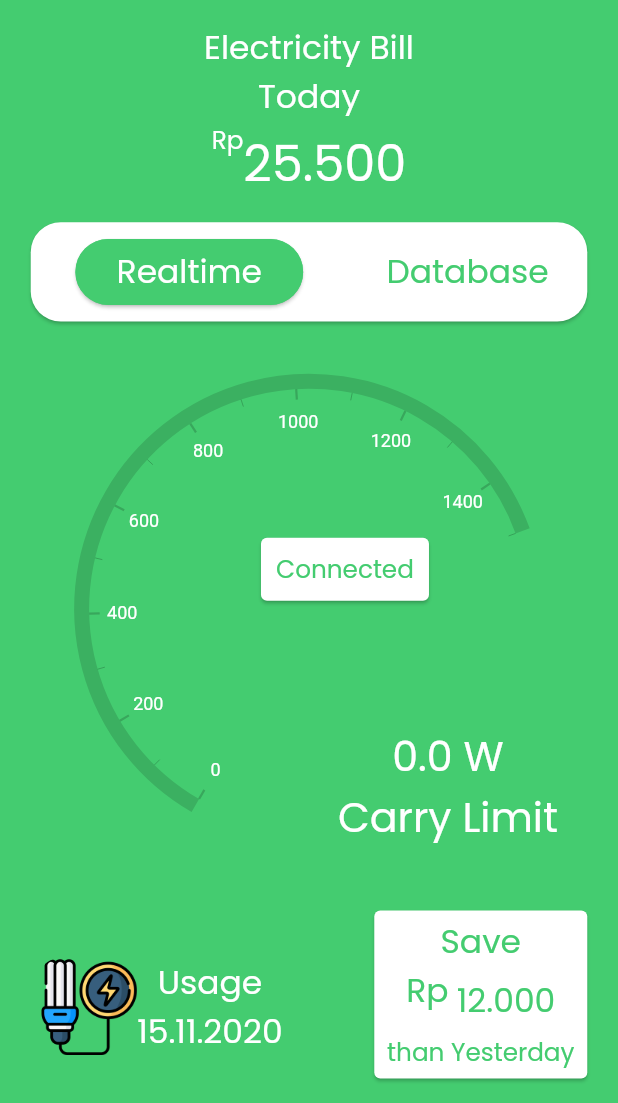
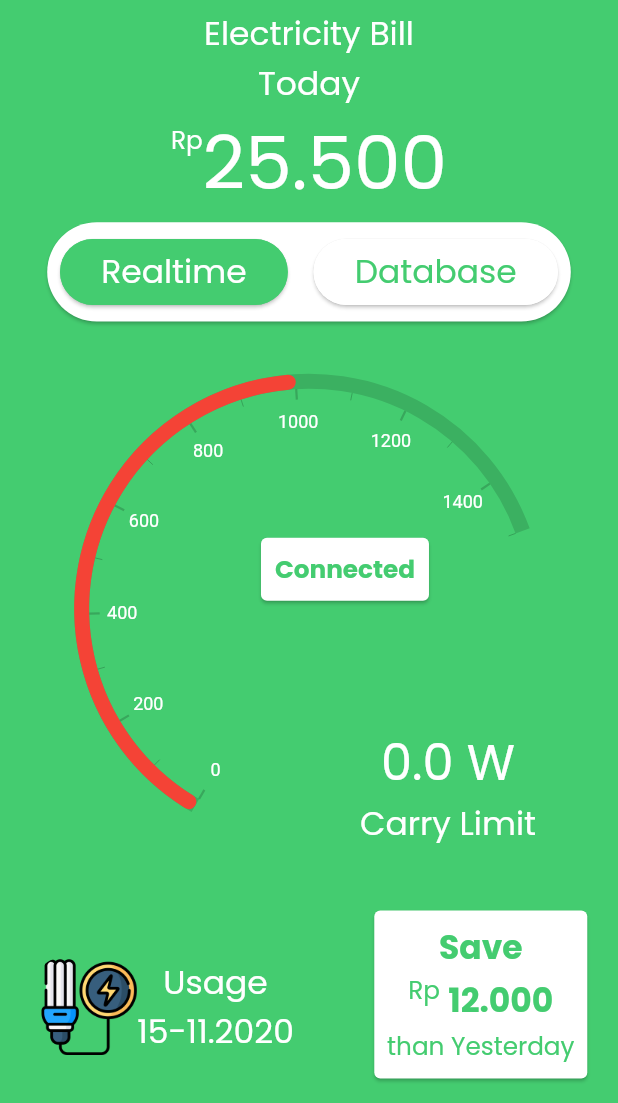
Before and after one commit to fahmi277/hinergi-v9, a Flutter app: the first screen one second after launch, on a phone screen of 412 x 824 dp, the part 133-1236 px from its top. Run offline on Flutter 3.47's test engine with Material 2 defaults, Android fonts, the light colour scheme and no system bars; drawn by our look-alikes of syncfusion_flutter_gauges; our stand-ins replace dio, flutter_screenutil, google_fonts; missing offline and left inert: dart:ffi.

Commit message:
add bloc

```diff
--- a/lib/models/ThinkspeakModel.dart
+++ b/lib/models/ThinkspeakModel.dart
@@ -1,10 +1,10 @@
-class think {
+class Thinkspeak {
   Channel channel;
   List<Feeds> feeds;
 
-  think({this.channel, this.feeds});
+  Thinkspeak({this.channel, this.feeds});
 
-  think.fromJson(Map<String, dynamic> json) {
+  Thinkspeak.fromJson(Map<String, dynamic> json) {
     channel =
         json['channel'] != null ? new Channel.fromJson(json['channel']) : null;
     if (json['feeds'] != null) {
--- a/lib/resources/String.dart
+++ b/lib/resources/String.dart
@@ -4,11 +4,11 @@ class AllString {
   Map subjudul = {"title": "Today", "size": 40};
   Map footer = {"title": "12.000", "size": 40};
 
-  Map billingrupiah = {"title": "25.500", "size": 60};
+  Map billingrupiah = {"title": "25.500", "size": 90};
   Map mode = {"title1": "Realtime", "title2": "Database"};
 
   Map dummyKwh = {"title": "400.3 W", "size": 50};
-  Map dummyKwhStatus = {"title": "Carry Limit", "size": 50};
+  Map dummyKwhStatus = {"title": "Carry Limit", "size": 60};
 
   Map realtimeStatus = {
     "green": "Carry Limit",
--- a/lib/services/DateTimeServices.dart
+++ b/lib/services/DateTimeServices.dart
@@ -5,7 +5,7 @@ class DateTimeClass {
     DateTime time = new DateTime.now();
 
     Map timeData = {
-      "tanggal": new DateFormat("dd.MM.yyyy").format(time),
+      "tanggal": new DateFormat("dd-MM.yyyy").format(time),
       "waktu": new DateFormat("hh:mm:ss").format(time)
     };
 
--- a/lib/views/HinergiApp.dart
+++ b/lib/views/HinergiApp.dart
@@ -138,11 +138,11 @@ class _HinergiAppState extends State<HinergiApp> {
                 child: Center(
                   child: Container(
                     height: ScreenUtil().setHeight(120),
-                    // width: 200,
+                    width: ScreenUtil().setWidth(650),
                     child: Card(
                       color: Colors.lightGreenAccent[500],
                       shape: RoundedRectangleBorder(
-                        borderRadius: BorderRadius.circular(20.0),
+                        borderRadius: BorderRadius.circular(40.0),
                       ),
                       child: Row(
                         mainAxisAlignment: MainAxisAlignment.spaceAround,
@@ -170,12 +170,36 @@ class _HinergiAppState extends State<HinergiApp> {
                             ),
                           )),
                           Center(
-                            child: Text(AllString().mode["title2"],
-                                style: GoogleFonts.poppins(
-                                    color: Color.fromARGB(255, 68, 204, 112),
-                                    fontSize: ScreenUtil()
-                                        .setSp(AllString().subjudul["size"]))),
-                          )
+                              child: Card(
+                            // color: Color.fromARGB(255, 68, 204, 112),
+                            shape: StadiumBorder(
+                              side: BorderSide(
+                                // color: Color.fromARGB(255, 68, 204, 112),
+                                color: Colors.white,
+                                width: 4.0,
+                              ),
+                            ),
+                            child: Padding(
+                              padding: EdgeInsets.only(
+                                  left: ScreenUtil().setWidth(50),
+                                  right: ScreenUtil().setWidth(50),
+                                  top: ScreenUtil().setWidth(10),
+                                  bottom: ScreenUtil().setWidth(10)),
+                              child: Text(AllString().mode["title2"],
+                                  style: GoogleFonts.poppins(
+                                      color: Color.fromARGB(255, 68, 204, 112),
+                                      fontSize: ScreenUtil()
+                                          .setSp(AllString().judul["size"]))),
+                            ),
+                          ))
+                          // Center(
+
+                          //   child: Text(AllString().mode["title2"],
+                          //       style: GoogleFonts.poppins(
+                          //           color: Color.fromARGB(255, 68, 204, 112),
+                          //           fontSize: ScreenUtil()
+                          //               .setSp(AllString().subjudul["size"]))),
+                          // )
                         ],
                       ),
                     ),
@@ -207,9 +231,9 @@ class _HinergiAppState extends State<HinergiApp> {
                                         endAngle: -20,
                                         pointers: <GaugePointer>[
                                           RangePointer(
-                                              color:
-                                                  Colors.lightGreenAccent[400],
-                                              value: kwhRealtime,
+                                              enableAnimation: true,
+                                              color: Colors.red,
+                                              value: kwhRealtime + 1000.0,
                                               cornerStyle:
                                                   CornerStyle.bothCurve),
                                           // NeedlePointer(value: kwhRealtime)
@@ -233,6 +257,9 @@ class _HinergiAppState extends State<HinergiApp> {
                                                           child: Text(
                                                               "Connected",
                                                               style: GoogleFonts.poppins(
+                                                                  fontWeight:
+                                                                      FontWeight
+                                                                          .bold,
                                                                   color: Color
                                                                       .fromARGB(
                                                                           255,
@@ -278,8 +305,8 @@ class _HinergiAppState extends State<HinergiApp> {
                                                                     .white,
                                                                 fontSize: ScreenUtil()
                                                                     .setSp(AllString()
-                                                                            .dummyKwhStatus[
-                                                                        "size"]))),
+                                                                            .dummyKwhStatus["size"] -
+                                                                        20))),
                                                       ],
                                                     )),
                                                   ),
@@ -314,6 +341,7 @@ class _HinergiAppState extends State<HinergiApp> {
                                 children: [
                                   Text("Save",
                                       style: GoogleFonts.poppins(
+                                          fontWeight: FontWeight.bold,
                                           color:
                                               Color.fromARGB(255, 68, 204, 112),
                                           fontSize: ScreenUtil().setSp(
@@ -331,9 +359,10 @@ class _HinergiAppState extends State<HinergiApp> {
                                                   color: Color.fromARGB(
                                                       255, 68, 204, 112),
                                                   fontSize:
-                                                      ScreenUtil().setSp(40)))),
+                                                      ScreenUtil().setSp(30)))),
                                       Text(AllString().footer["title"],
                                           style: GoogleFonts.poppins(
+                                              fontWeight: FontWeight.bold,
                                               color: Color.fromARGB(
                                                   255, 68, 204, 112),
                                               fontSize: ScreenUtil().setSp(
@@ -367,6 +396,7 @@ class _HinergiAppState extends State<HinergiApp> {
                         InkWell(
                           onTap: () {
                             print("object");
+                            ApiServices().getThinkspeakData();
                           },
                           child: ClipRRect(
                             borderRadius: BorderRadius.circular(10.0),
--- a/lib/views/LoadScreen.dart
+++ b/lib/views/LoadScreen.dart
@@ -11,6 +11,7 @@ class _loadScreenState extends State<loadScreen> {
   Widget build(BuildContext context) {
     return MaterialApp(
       debugShowCheckedModeBanner: false,
+      // debugShowMaterialGrid: true,
       home: Scaffold(
         // body: MyApp(),
         // body: LoginPage(),
```
Also changed, not shown: lib/services/ApiServices.dart (+31 -0 lines).
